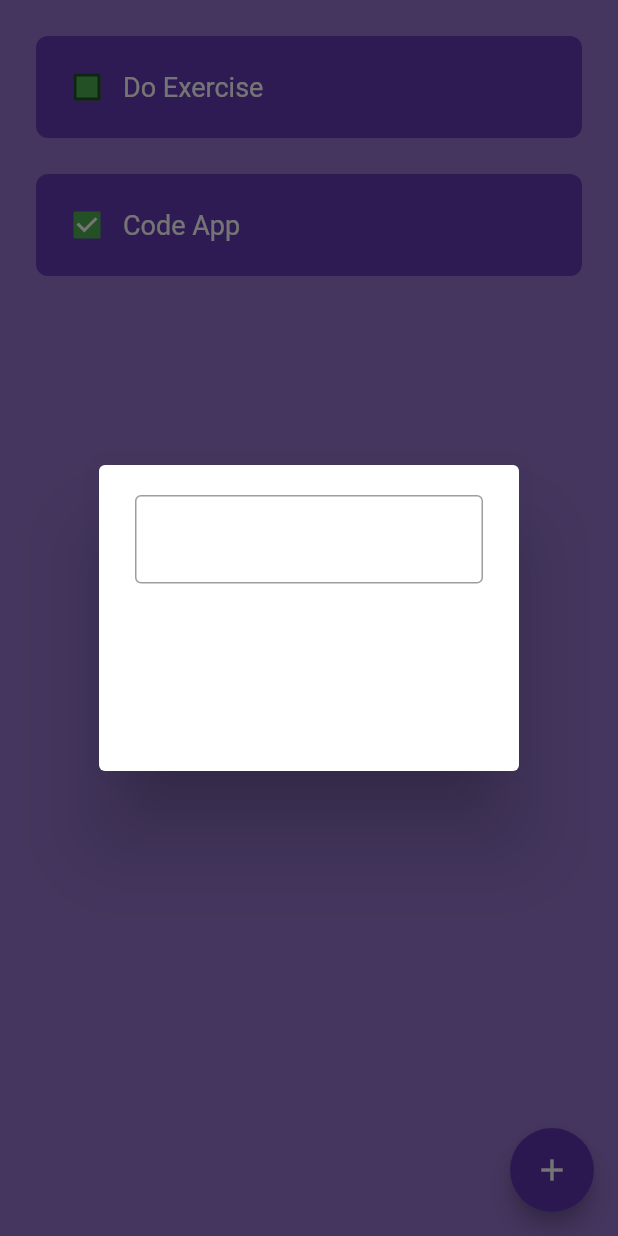
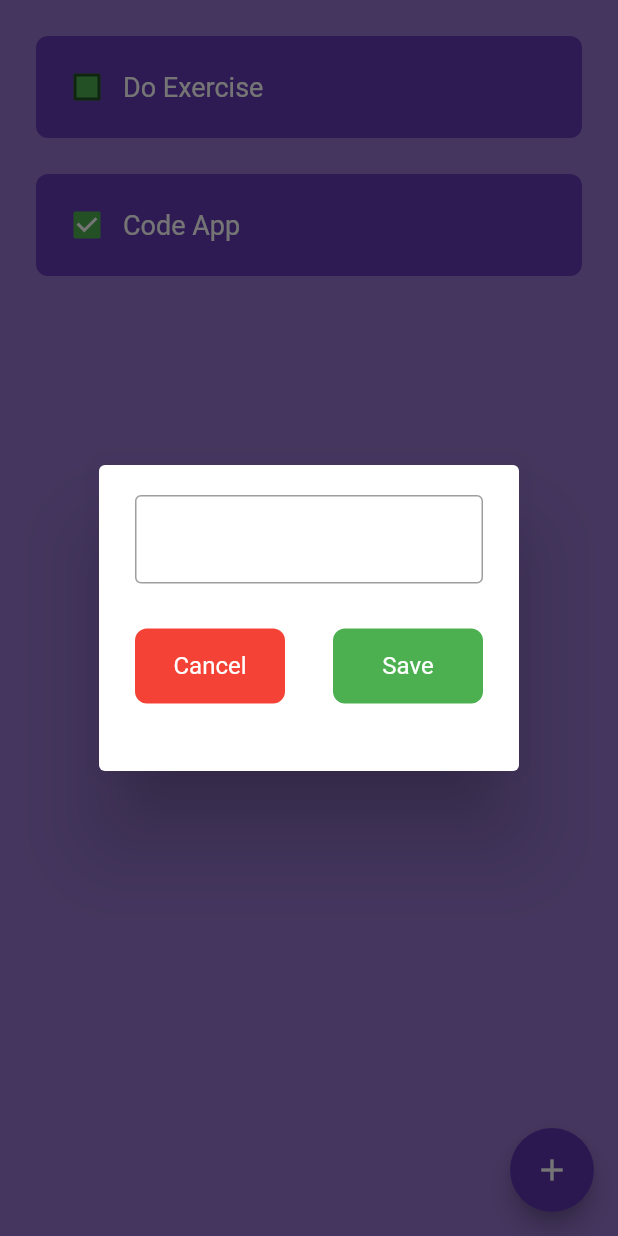
Before and after one commit to ziggy010/habbit_tracker, a Flutter app: the screen it shows after launch, after a tap on the "add" icon, on a phone screen of 412 x 824 dp. Run offline on Flutter 3.47's test engine with Material 2 defaults, Android fonts, the phone set to English and light mode, and no system bars; Roboto replaces fonts that are missing (poppins).

Commit message:
added buttons

```diff
--- a/lib/components/add_new_habbit.dart
+++ b/lib/components/add_new_habbit.dart
@@ -1,4 +1,5 @@
 import 'package:flutter/material.dart';
+import 'package:habbit_tracker/components/reusable_button.dart';
 
 class AddNewHabit extends StatelessWidget {
   const AddNewHabit({super.key});
@@ -22,9 +23,23 @@ class AddNewHabit extends StatelessWidget {
               ),
             ),
             Padding(
-              padding: EdgeInsets.only(top: 10),
+              padding: EdgeInsets.only(top: 30),
               child: Row(
-                children: [],
+                mainAxisAlignment: MainAxisAlignment.spaceBetween,
+                children: [
+                  ReusableButton(
+                    height: 50,
+                    width: 100,
+                    buttonColor: Colors.red,
+                    buttonText: 'Cancel',
+                  ),
+                  ReusableButton(
+                    height: 50,
+                    width: 100,
+                    buttonColor: Colors.green,
+                    buttonText: 'Save',
+                  ),
+                ],
               ),
             ),
           ],
--- a/lib/components/reusable_button.dart
+++ b/lib/components/reusable_button.dart
@@ -0,0 +1,36 @@
+import 'package:flutter/material.dart';
+
+class ReusableButton extends StatelessWidget {
+  double height;
+  double width;
+  Color buttonColor;
+  String buttonText;
+
+  ReusableButton({
+    required this.height,
+    required this.width,
+    required this.buttonColor,
+    required this.buttonText,
+  });
+
+  @override
+  Widget build(BuildContext context) {
+    return Container(
+      height: height,
+      width: width,
+      decoration: BoxDecoration(
+        color: buttonColor,
+        borderRadius: BorderRadius.circular(8),
+      ),
+      child: Center(
+          child: Text(
+        buttonText,
+        style: TextStyle(
+          color: Colors.white,
+          fontFamily: 'poppins',
+          fontSize: 16,
+        ),
+      )),
+    );
+  }
+}
```
